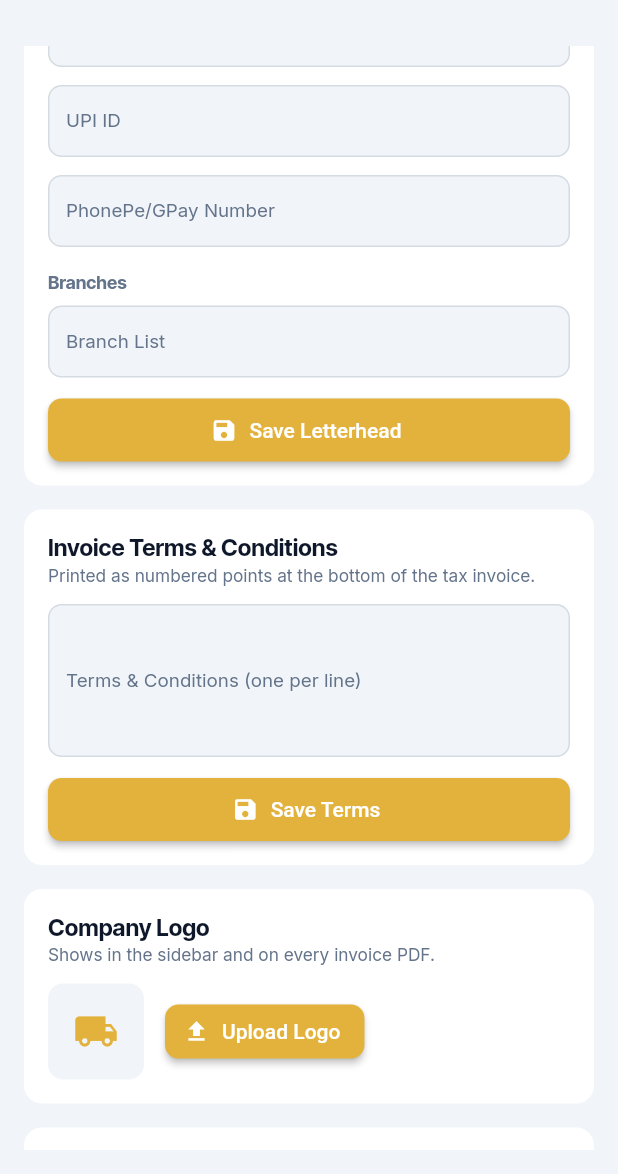
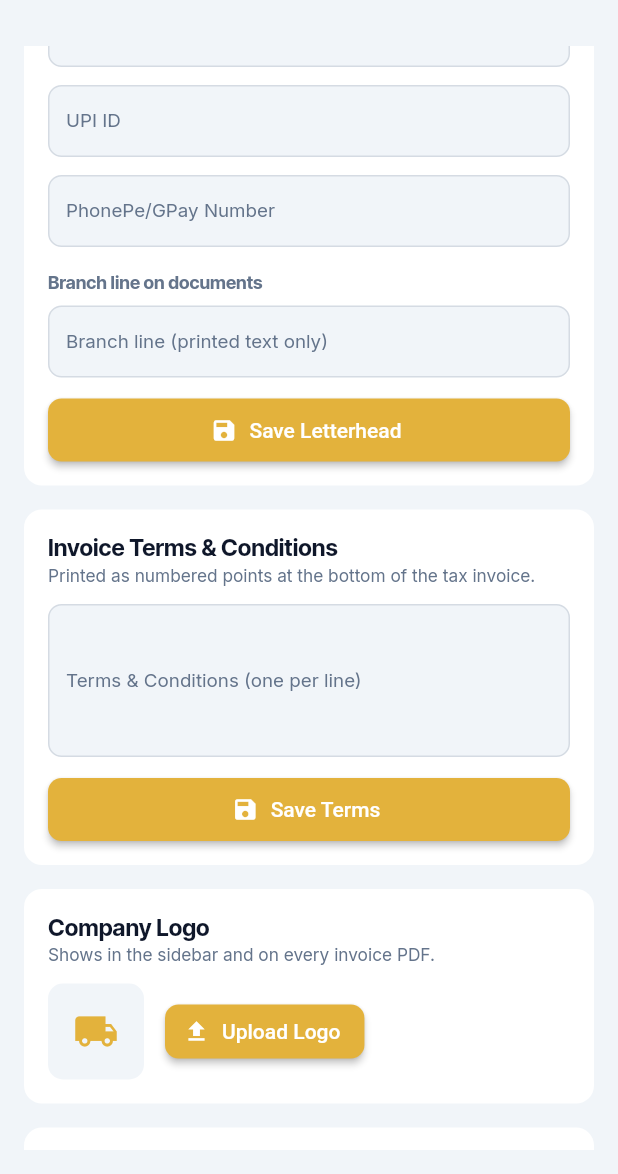
Before and after one commit to Arunpnm/Nagarva_app, a Flutter app: the SettingsPageWidget screen opened directly, scrolled down 1728 dp, on a phone screen of 412 x 824 dp, the part 62-1236 px from its top. Run offline on Flutter 3.47's test engine with Material 3 defaults, Android fonts, the phone set to English and light mode, and no system bars; our stand-ins replace app_links, auto_size_text, dropdown_button2, file_picker, font_awesome_flutter, from_css_color and 9 more; missing offline and left inert: android_intent_plus, json_path; accounts and stored records are empty; generated files the repository leaves out were written again.

Commit message:
fix(settings): 'Branches' heading taught branch management it does not do
branch_list_text is one text column on organizations, printed by
pdf_branding on document headers. It creates no branches row and has
nothing to do with staff assignment, order scoping or RLS. The section
was nonetheless headed 'Branches' with a field called 'Branch List'.

That is the exact mental model settings_page_widget.dart deliberately
avoids: the real Branches card was removed from Settings because it
"would teach the wrong mental model to every vendor who opened it" - the
tenancy model is one ORG PER LOCATION with a single seeded Head Office
per org. A vendor typing their branches into this field, saving, and
believing the app now knows about them is that same wrong model, arrived
at by a different route.

Labels and hint only. The column, the key and the save path are
unchanged, so no data is affected.

Found by Arun reading the Settings page, 2 Sept 2026.

Co-Authored-By: Claude Opus 5 <noreply@anthropic.com>

```diff
--- a/lib/settings_page/business_settings_section.dart
+++ b/lib/settings_page/business_settings_section.dart
@@ -98,11 +98,27 @@ class _BusinessSettingsSectionState extends State<BusinessSettingsSection> {
         ('upi_display_number', 'PhonePe/GPay Number', ''),
       ],
     ),
+    // RENAMED 2 Sept 2026. This section was headed 'Branches' with a
+    // field called 'Branch List', which read as branch MANAGEMENT and is
+    // not — `branch_list_text` is one text column on `organizations`,
+    // printed by pdf_branding.dart on document headers. It creates no
+    // `branches` row and touches nothing to do with staff assignment,
+    // order scoping or RLS.
+    //
+    // That mattered because settings_page_widget.dart deliberately
+    // REMOVED the real Branches card, on the grounds that it "would
+    // teach the wrong mental model to every vendor who opened it" — the
+    // tenancy model is one ORG PER LOCATION, with a single seeded 'Head
+    // Office' per org. Leaving a section literally headed 'Branches'
+    // taught that exact wrong model anyway: type your branches, save,
+    // and believe the app now knows about them when all it has is a
+    // string for the letterhead. Labels only; the column is unchanged.
     (
-      'Branches',
+      'Branch line on documents',
       [
-        ('branch_list_text', 'Branch List',
-            'e.g. Branch: Chennai, Bengaluru, Coimbatore & Hyderabad'),
+        ('branch_list_text', 'Branch line (printed text only)',
+            'Printed on document headers. e.g. Branch: Chennai, '
+                'Bengaluru, Coimbatore & Hyderabad'),
       ],
     ),
   ];
```
